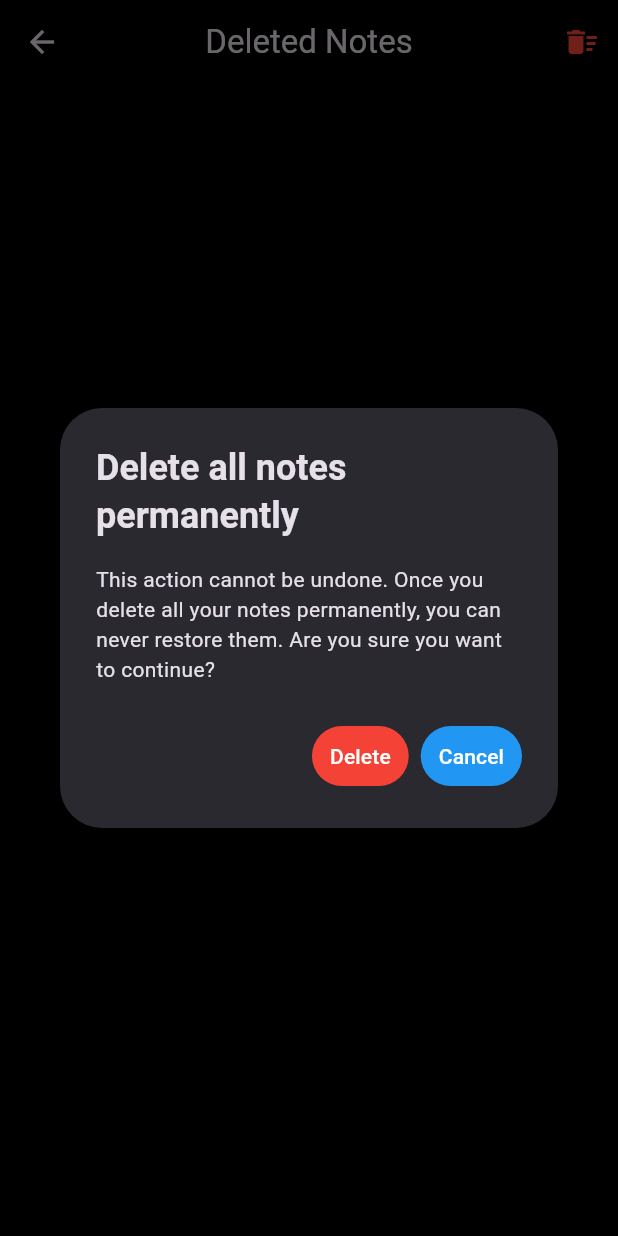
After one commit to tapoban123/notes-app, a Flutter app: the DeletedNotesScreen screen opened by its route, after a tap on the "delete sweep" icon, on a phone screen of 412 x 824 dp. The commit adds this screen. Run offline on Flutter 3.47's test engine with Material 3 defaults, Android fonts, the phone set to English and light mode, and no system bars; our stand-ins replace get, sqflite; accounts and stored records are empty.

Commit message:
Implemented note deletion history and restore functionality

```diff
--- /dev/null
+++ b/notes_crud_app/lib/features/home/presentation/screens/deleted_notes_screen.dart
@@ -0,0 +1,166 @@
+import 'package:flutter/material.dart';
+import 'package:get/get.dart';
+import 'package:notes_crud_app/core/utils/utils.dart';
+import 'package:notes_crud_app/features/home/presentation/controllers/deleted_notes_controller/deleted_notes_controller.dart';
+import 'package:notes_crud_app/features/home/presentation/controllers/notes_controller/notes_controller.dart';
+import 'package:notes_crud_app/features/home/presentation/widgets/confirm_dialog.dart';
+
+class DeletedNotesScreen extends StatefulWidget {
+  const DeletedNotesScreen({super.key});
+
+  @override
+  State<DeletedNotesScreen> createState() => _DeletedNotesScreenState();
+}
+
+class _DeletedNotesScreenState extends State<DeletedNotesScreen> {
+  late DeletedNotesController deletedNotesController;
+  late NotesController notesController;
+
+  @override
+  void initState() {
+    deletedNotesController = Get.find<DeletedNotesController>();
+    notesController = Get.find<NotesController>();
+
+    WidgetsBinding.instance.addPostFrameCallback((timeStamp) {
+      deletedNotesController.fetchDeletedNotes();
+    });
+    super.initState();
+  }
+
+  @override
+  Widget build(BuildContext context) {
+    return Scaffold(
+      appBar: AppBar(
+        title: Text("Deleted Notes"),
+        centerTitle: true,
+        actions: [
+          IconButton(
+            onPressed: () {
+              showDialog(
+                context: context,
+                builder:
+                    (context) => showConfirmDialog(
+                      context,
+                      title: "Delete all notes permanently",
+                      content:
+                          "This action cannot be undone. Once you delete all your notes permanently, you can never restore them. Are you sure you want to continue?",
+                      onCancel: () {
+                        Get.back();
+                      },
+                      onContinue: () {
+                        deletedNotesController.deleteAllDeletedNotes();
+                        showSnackBar(
+                          context,
+                          message: "Your notes have been permanently deleted.",
+                          textColor: Colors.white,
+                          backgroundColor: Colors.red,
+                        );
+                      },
+                    ),
+              );
+            },
+            icon: Icon(Icons.delete_sweep, color: Colors.red),
+          ),
+        ],
+      ),
+      body: Obx(() {
+        if (deletedNotesController.fetchingDeletedNotes.value) {
+          return showProgressIndicator();
+        }
+        if (deletedNotesController.deletedNotes.isEmpty) {
+          return Center(
+            child: Text(
+              "You do not have any deleted notes.",
+              style: TextStyle(fontWeight: FontWeight.bold, fontSize: 18),
+            ),
+          );
+        }
+        return ListView.builder(
+          itemCount: deletedNotesController.deletedNotes.length,
+          itemBuilder: (context, index) {
+            final note = deletedNotesController.deletedNotes[index];
+
+            return Card(
+              child: ListTile(
+                title: Row(
+                  mainAxisAlignment: MainAxisAlignment.spaceBetween,
+                  children: [
+                    Text(
+                      note.title,
+                      style: TextStyle(
+                        fontSize: 20,
+                        fontWeight: FontWeight.bold,
+                      ),
+                    ),
+                    Row(
+                      mainAxisSize: MainAxisSize.min,
+                      children: [
+                        GestureDetector(
+                          onTap: () {
+                            deletedNotesController.removeFromDeletedNotes(
+                              note.noteId,
+                            );
+                            notesController.createNote(note);
+
+                            showSnackBar(
+                              context,
+                              message: "Your note has been restored.",
+                              backgroundColor: Colors.amberAccent,
+                            );
+                          },
+                          child: Icon(Icons.restore_from_trash),
+                        ),
+                        SizedBox(width: 5),
+                        PopupMenuButton(
+                          menuPadding: EdgeInsets.all(0),
+                          itemBuilder: (context) {
+                            return [
+                              PopupMenuItem(
+                                child: Text("Delete Permanently"),
+                                onTap: () {
+                                  showDialog(
+                                    context: context,
+                                    builder:
+                                        (context) => showConfirmDialog(
+                                          context,
+                                          title: "Delete Note permanently",
+                                          content:
+                                              "If you delete the note permanently you can never restore it. Are you sure you want to continue?",
+                                          onCancel: () {
+                                            Get.back();
+                                          },
+                                          onContinue: () {
+                                            deletedNotesController
+                                                .removeFromDeletedNotes(
+                                                  note.noteId,
+                                                );
+                                            Get.back();
+
+                                            showSnackBar(
+                                              context,
+                                              message:
+                                                  "Your note has been deleted permanently.",
+                                              backgroundColor: Colors.red,
+                                              textColor: Colors.white,
+                                            );
+                                          },
+                                        ),
+                                  );
+                                },
+                              ),
+                            ];
+                          },
+                        ),
+                      ],
+                    ),
+                  ],
+                ),
+                subtitle: Text(note.content, maxLines: 2),
+              ),
+            );
+          },
+        );
+      }),
+    );
+  }
+}
--- /dev/null
+++ b/notes_crud_app/lib/features/home/presentation/widgets/confirm_dialog.dart
@@ -0,0 +1,26 @@
+import 'package:flutter/material.dart';
+
+Widget showConfirmDialog(
+  BuildContext context, {
+  required String title,
+  required String content,
+  required VoidCallback onCancel,
+  required VoidCallback onContinue,
+}) {
+  return AlertDialog(
+    title: Text(title, style: TextStyle(fontWeight: FontWeight.bold)),
+    content: Text(content),
+    actions: [
+      TextButton(
+        onPressed: onContinue,
+        style: TextButton.styleFrom(backgroundColor: Colors.red),
+        child: Text("Delete", style: TextStyle(color: Colors.white)),
+      ),
+      TextButton(
+        onPressed: onCancel,
+        style: TextButton.styleFrom(backgroundColor: Colors.blue),
+        child: Text("Cancel", style: TextStyle(color: Colors.white)),
+      ),
+    ],
+  );
+}
--- a/notes_crud_app/lib/features/home/presentation/widgets/note_textfield.dart
+++ b/notes_crud_app/lib/features/home/presentation/widgets/note_textfield.dart
@@ -15,7 +15,10 @@ class NoteTextfield extends StatelessWidget {
   Widget build(BuildContext context) {
     return TextFormField(
       controller: textController,
-      decoration: InputDecoration(hintText: hintText, hintStyle: TextStyle(color: Colors.white.withValues(alpha: 0.4))),
+      decoration: InputDecoration(
+        hintText: hintText,
+        hintStyle: TextStyle(color: Colors.white.withValues(alpha: 0.4)),
+      ),
       onTapOutside: (event) {
         FocusManager.instance.primaryFocus?.unfocus();
       },
@@ -26,6 +29,7 @@ class NoteTextfield extends StatelessWidget {
         }
         return null;
       },
+      keyboardType: maxLines > 1 ? TextInputType.multiline : TextInputType.name,
     );
   }
 }
--- a/notes_crud_app/lib/routes.dart
+++ b/notes_crud_app/lib/routes.dart
@@ -1,11 +1,14 @@
 import 'package:get/get_navigation/src/routes/get_route.dart';
+import 'package:notes_crud_app/features/home/presentation/controllers/deleted_notes_controller/deleted_notes_binding.dart';
 import 'package:notes_crud_app/features/home/presentation/controllers/notes_controller/notes_binding.dart';
 import 'package:notes_crud_app/features/home/presentation/screens/add_or_edit_note_screen.dart';
+import 'package:notes_crud_app/features/home/presentation/screens/deleted_notes_screen.dart';
 import 'package:notes_crud_app/features/home/presentation/screens/home_screen.dart';
 
 enum RouteNames {
   home(route: "/"),
-  editOrAddScreen(route: "/addOrEdit");
+  editOrAddScreen(route: "/addOrEdit"),
+  deletedNotesScreen(route: "/deletedNotes");
 
   final String route;
 
@@ -16,11 +19,16 @@ final routes = [
   GetPage(
     name: RouteNames.home.route,
     page: () => HomeScreen(),
-    binding: NotesBinding(),
+    bindings: [NotesBinding(), DeletedNotesBinding()],
   ),
   GetPage(
     name: RouteNames.editOrAddScreen.route,
     page: () => AddOrEditNoteScreen(),
     binding: NotesBinding(),
   ),
+  GetPage(
+    name: RouteNames.deletedNotesScreen.route,
+    page: () => DeletedNotesScreen(),
+    bindings: [NotesBinding(), DeletedNotesBinding()],
+  ),
 ];
```
Also changed, not shown: notes_crud_app/lib/features/home/presentation/controllers/deleted_notes_controller/deleted_notes_controller.dart (+5 -4 lines), notes_crud_app/lib/features/home/presentation/screens/home_screen.dart (+26 -23 lines).
